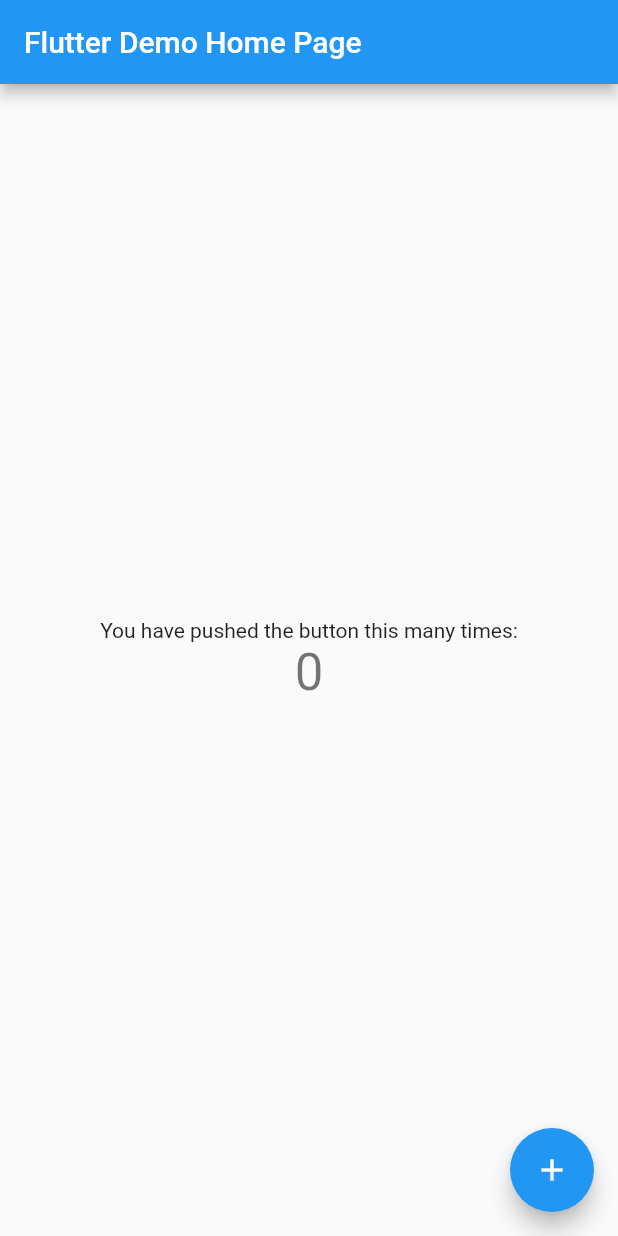
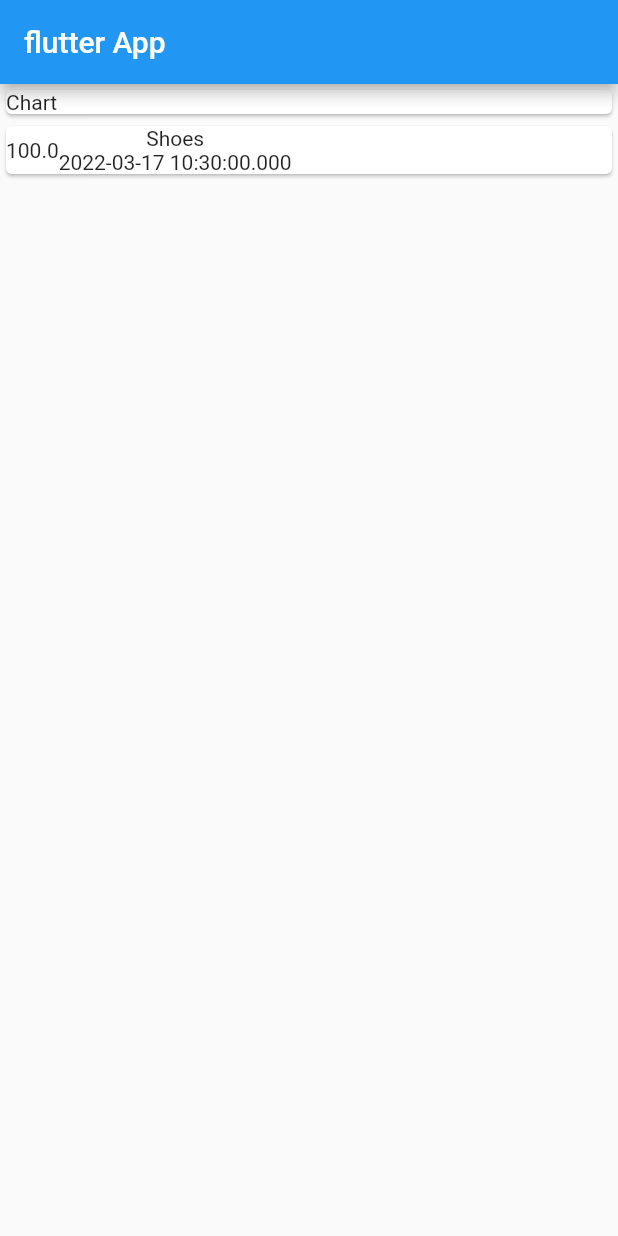
Before and after one commit to anovazzi1/flutter_expenses_app, a Flutter app: the screen it shows after launch, on a phone screen of 412 x 824 dp. Run offline on Flutter 3.47's test engine with Material 2 defaults, Android fonts, the phone set to English and light mode, and no system bars.

Commit message:
card layout made with row and column nested

```diff
--- a/lib/main.dart
+++ b/lib/main.dart
@@ -1,115 +1,59 @@
+import './transaction.dart';
 import 'package:flutter/material.dart';
 
 void main() {
-  runApp(const MyApp());
+  runApp(MyApp());
 }
 
 class MyApp extends StatelessWidget {
-  const MyApp({Key? key}) : super(key: key);
-
-  // This widget is the root of your application.
   @override
   Widget build(BuildContext context) {
     return MaterialApp(
       title: 'Flutter Demo',
       theme: ThemeData(
-        // This is the theme of your application.
-        //
-        // Try running your application with "flutter run". You'll see the
-        // application has a blue toolbar. Then, without quitting the app, try
-        // changing the primarySwatch below to Colors.green and then invoke
-        // "hot reload" (press "r" in the console where you ran "flutter run",
-        // or simply save your changes to "hot reload" in a Flutter IDE).
-        // Notice that the counter didn't reset back to zero; the application
-        // is not restarted.
         primarySwatch: Colors.blue,
       ),
-      home: const MyHomePage(title: 'Flutter Demo Home Page'),
+      home: MyHomePage(),
     );
   }
 }
 
-class MyHomePage extends StatefulWidget {
-  const MyHomePage({Key? key, required this.title}) : super(key: key);
-
-  // This widget is the home page of your application. It is stateful, meaning
-  // that it has a State object (defined below) that contains fields that affect
-  // how it looks.
-
-  // This class is the configuration for the state. It holds the values (in this
-  // case the title) provided by the parent (in this case the App widget) and
-  // used by the build method of the State. Fields in a Widget subclass are
-  // always marked "final".
-
-  final String title;
-
-  @override
-  State<MyHomePage> createState() => _MyHomePageState();
-}
-
-class _MyHomePageState extends State<MyHomePage> {
-  int _counter = 0;
-
-  void _incrementCounter() {
-    setState(() {
-      // This call to setState tells the Flutter framework that something has
-      // changed in this State, which causes it to rerun the build method below
-      // so that the display can reflect the updated values. If we changed
-      // _counter without calling setState(), then the build method would not be
-      // called again, and so nothing would appear to happen.
-      _counter++;
-    });
-  }
+class MyHomePage extends StatelessWidget {
+  final List<Transaction> transaction = [
+    Transaction(amount: 100.0, date: DateTime.now(), id: 't1', title: 'Shoes')
+  ];
 
   @override
   Widget build(BuildContext context) {
-    // This method is rerun every time setState is called, for instance as done
-    // by the _incrementCounter method above.
-    //
-    // The Flutter framework has been optimized to make rerunning build methods
-    // fast, so that you can just rebuild anything that needs updating rather
-    // than having to individually change instances of widgets.
     return Scaffold(
       appBar: AppBar(
-        // Here we take the value from the MyHomePage object that was created by
-        // the App.build method, and use it to set our appbar title.
-        title: Text(widget.title),
+        title: Text("flutter App"),
       ),
-      body: Center(
-        // Center is a layout widget. It takes a single child and positions it
-        // in the middle of the parent.
-        child: Column(
-          // Column is also a layout widget. It takes a list of children and
-          // arranges them vertically. By default, it sizes itself to fit its
-          // children horizontally, and tries to be as tall as its parent.
-          //
-          // Invoke "debug painting" (press "p" in the console, choose the
-          // "Toggle Debug Paint" action from the Flutter Inspector in Android
-          // Studio, or the "Toggle Debug Paint" command in Visual Studio Code)
-          // to see the wireframe for each widget.
-          //
-          // Column has various properties to control how it sizes itself and
-          // how it positions its children. Here we use mainAxisAlignment to
-          // center the children vertically; the main axis here is the vertical
-          // axis because Columns are vertical (the cross axis would be
-          // horizontal).
-          mainAxisAlignment: MainAxisAlignment.center,
-          children: <Widget>[
-            const Text(
-              'You have pushed the button this many times:',
+      body: Column(
+        children: [
+          Container(
+            child: Card(
+              child: Text(
+                "Chart",
+              ),
             ),
-            Text(
-              '$_counter',
-              style: Theme.of(context).textTheme.headline4,
-            ),
-          ],
-        ),
+            width: double.infinity,
+          ),
+          Column(
+            children: transaction
+                .map((e) => Card(
+                      child: Row(children: [
+                        Container(child: Text(e.amount.toString())),
+                        Column(children: [
+                          Text(e.title as String),
+                          Text(e.date.toString())
+                        ],)
+                      ],),
+                    ))
+                .toList(),
+          )
+        ],
       ),
-      floatingActionButton: FloatingActionButton(
-        onPressed: _incrementCounter,
-        tooltip: 'Increment',
-        child: const Icon(Icons.add),
-      ), // This trailing comma makes auto-formatting nicer for build methods.
     );
   }
 }
--- /dev/null
+++ b/lib/transaction.dart
@@ -0,0 +1,13 @@
+import 'package:flutter/foundation.dart';
+
+class Transaction{
+  final String ?id;
+  final String ?title;
+  final double ?amount;
+  final DateTime ?date;
+  Transaction({@required this.id,@required this.title,@required this.amount,@required this.date})
+  {
+
+  }
+
+}
```
